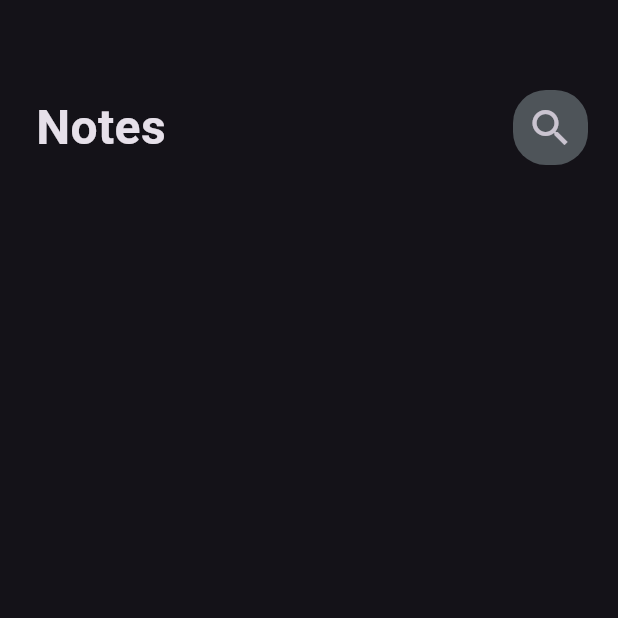
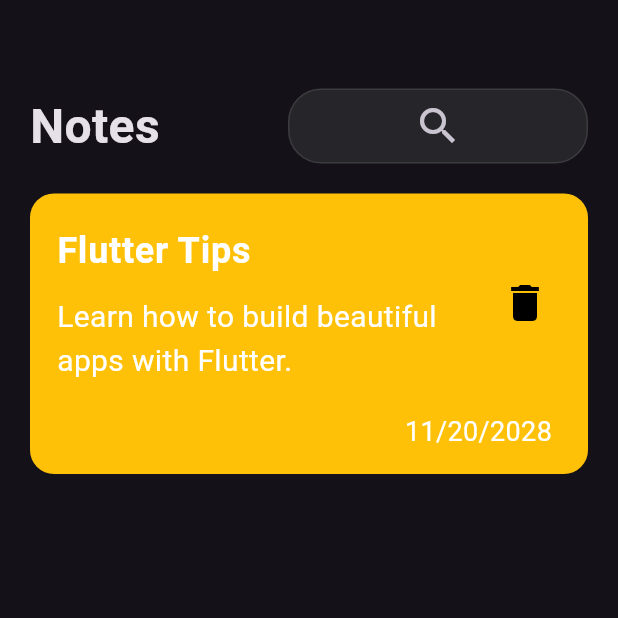
Before and after one commit to Jik00/Notes-App, a Flutter app: the screen it shows after launch, after a tap on the "search" icon, on a phone screen of 412 x 824 dp, the top half of it. Run offline on Flutter 3.47's test engine with Material 3 defaults, Android fonts, the phone set to English and light mode, and no system bars; missing offline and left inert: dart:ffi.

Commit message:
notes card

```diff
--- a/lib/view/notes_view.dart
+++ b/lib/view/notes_view.dart
@@ -1,5 +1,8 @@
+import 'dart:ffi';
+
 import 'package:flutter/material.dart';
 import 'package:notes_app/widgets/custom_appbar.dart';
+import 'package:notes_app/widgets/note_item.dart';
 
 class NotesView extends StatelessWidget {
   const NotesView({super.key});
@@ -7,10 +10,20 @@ class NotesView extends StatelessWidget {
   @override
   Widget build(BuildContext context) {
     return const Scaffold(
-      body: Column(
-        children: [
-          CustomAppbar(),
-        ],
+      body: Padding(
+        padding: EdgeInsets.symmetric(horizontal: 20, vertical: 24),
+        child: Column(
+          children: [
+            SizedBox(
+              height: 35,
+            ),
+            CustomAppbar(),
+            SizedBox(
+              height: 20,
+            ),
+            NoteItem(),
+          ],
+        ),
       ),
     );
   }
--- a/lib/widgets/custom_appbar.dart
+++ b/lib/widgets/custom_appbar.dart
@@ -6,12 +6,10 @@ class CustomAppbar extends StatelessWidget {
 
   @override
   Widget build(BuildContext context) {
-    return const Padding(
-      padding: const EdgeInsets.only(left: 24, right: 20, bottom: 24, top: 60),
-      child: Row(
+    return const Row(
       mainAxisAlignment: MainAxisAlignment.spaceBetween,
       children: [
-          const Text(
+        Text(
           'Notes',
           style: TextStyle(
             fontSize: 32,
@@ -20,7 +18,6 @@ class CustomAppbar extends StatelessWidget {
         ),
         CustomSearchIcon(),
       ],
-      ),
     );
   }
 }
--- a/lib/widgets/custom_search_icon.dart
+++ b/lib/widgets/custom_search_icon.dart
@@ -1,24 +1,47 @@
 import 'package:flutter/material.dart';
 
-class CustomSearchIcon extends StatelessWidget {
+class CustomSearchIcon extends StatefulWidget {
   const CustomSearchIcon({super.key});
 
   @override
+  State<CustomSearchIcon> createState() => _CustomSearchIconState();
+}
+
+class _CustomSearchIconState extends State<CustomSearchIcon> {
+  double containerWidth = 50; // Keep inside state
+
+  bool expanded = false;
+  Color containerBorderColor = Colors.transparent;
+
+  void _toggleContainer() {
+    setState(() {
+      expanded = !expanded;
+      containerWidth = expanded ? 200 : 50; // More obvious size change
+      containerBorderColor =
+          expanded ? Colors.white.withOpacity(0.1) : Colors.transparent;
+    });
+  }
+
+  @override
   Widget build(BuildContext context) {
-    return Container(
-      width: 50,
+    return AnimatedContainer(
+      duration: const Duration(milliseconds: 300),
+      curve: Curves.easeInOut,
+      width: containerWidth,
       height: 50,
       decoration: BoxDecoration(
-        color: const Color.fromARGB(255, 78, 84, 89),
-        borderRadius: BorderRadius.circular(22),
-      ),
-      child: Center(
-        child: IconButton(
-          onPressed: () {},
-          icon: const Icon(
-            Icons.search,
-            size: 32,
-          ),
+          color: Colors.white.withOpacity(0.08),
+          borderRadius: BorderRadius.circular(22),
+          border: Border.all(
+            color: containerBorderColor,
+          )),
+      child: IconButton(
+        onPressed: () {
+          _toggleContainer();
+        },
+        icon: const Icon(
+          Icons.search,
+          size: 32,
         ),
       ),
     );
--- /dev/null
+++ b/lib/widgets/note_item.dart
@@ -0,0 +1,59 @@
+import 'package:flutter/material.dart';
+
+class NoteItem extends StatelessWidget {
+  const NoteItem({super.key});
+
+  @override
+  Widget build(BuildContext context) {
+    return Container(
+      decoration: BoxDecoration(
+        color: Colors.amber,
+        borderRadius: BorderRadius.circular(16),
+      ),
+      child: Column(
+        crossAxisAlignment: CrossAxisAlignment.end,
+        children: [
+          ListTile(
+            contentPadding:
+                const EdgeInsets.symmetric(horizontal: 18, vertical: 12),
+            title: const Padding(
+              padding: EdgeInsets.only(bottom: 12),
+              child: Text(
+                "Flutter Tips",
+                style: TextStyle(
+                    color: Colors.white,
+                    fontSize: 24,
+                    fontWeight: FontWeight.bold),
+              ),
+            ),
+            subtitle: const Text(
+              "Learn how to build beautiful apps with Flutter.",
+              style: TextStyle(color: Colors.white, fontSize: 20),
+            ),
+            trailing: IconButton(
+              onPressed: () {},
+              icon: const Icon(
+                Icons.delete,
+                size: 32,
+                color: Colors.black,
+              ),
+            ),
+          ),
+          const Padding(
+            padding: EdgeInsets.only(right: 24),
+            child: Text(
+              "11/20/2028",
+              style: TextStyle(
+                color: Colors.white,
+                fontSize: 18,
+              ),
+            ),
+          ),
+          const SizedBox(
+            height: 15,
+          )
+        ],
+      ),
+    );
+  }
+}
--- a/pubspec.yaml
+++ b/pubspec.yaml
@@ -45,7 +45,7 @@ dev_dependencies:
   # activated in the `analysis_options.yaml` file located at the root of your
   # package. See that file for information about deactivating specific lint
   # rules and activating additional ones.
-  flutter_lints: ^3.0.0
+  flutter_lints: ^4.0.0
 
 # For information on the generic Dart part of this file, see the
 # following page: https://dart.dev/tools/pub/pubspec
```
Also changed, not shown: pubspec.lock. Lines whose indentation alone changed are shown as unchanged.
